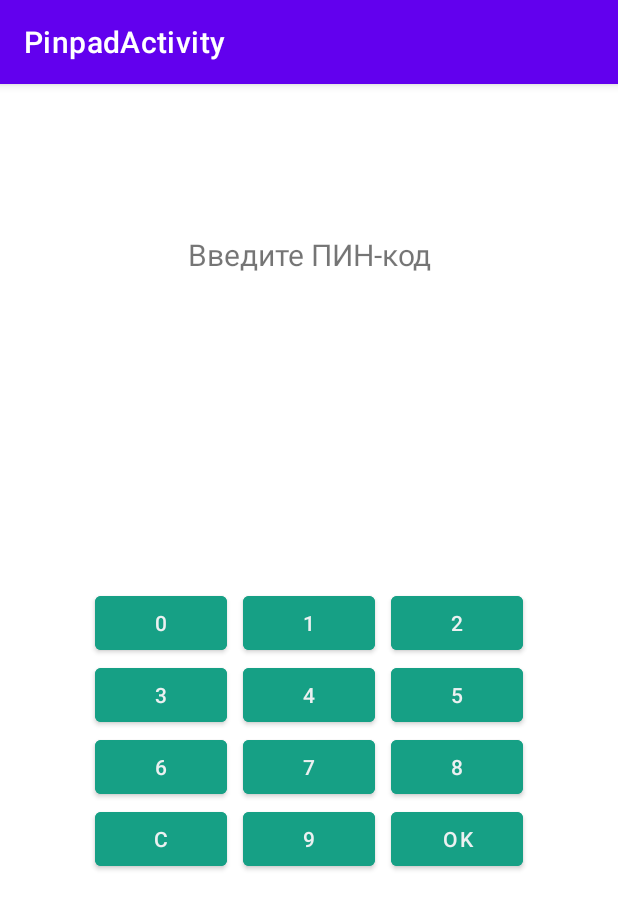
After one commit to Darkrui/RPO_Krupnova, an Android app built with Jetpack Compose: the PinpadActivity screen opened directly, with no data from a screen before it, on a phone screen of 412 x 824 dp. The commit adds this screen. Shown: the top 909 px of the screen. Run offline under Robolectric (Android 15) with nearby library versions, the phone set to English and light mode, and no system bars; 2 statements that could not run were skipped.

Commit message:
Lab_2 Final commit

```diff
--- a/Android/Lab_1/app/build.gradle
+++ b/Android/Lab_1/app/build.gradle
@@ -55,4 +55,5 @@ dependencies {
     testImplementation libs.junit
     androidTestImplementation libs.ext.junit
     androidTestImplementation libs.espresso.core
+    implementation 'commons-codec:commons-codec:1.15'
 }
--- a/Android/Lab_1/app/src/main/AndroidManifest.xml
+++ b/Android/Lab_1/app/src/main/AndroidManifest.xml
@@ -13,6 +13,11 @@
         android:theme="@style/Theme.Lab_1"
         tools:targetApi="31">
         <activity
+            android:name=".PinpadActivity"
+            android:exported="false"
+            android:label="@string/title_activity_pinpad"
+            android:theme="@style/Theme.Lab_1" />
+        <activity
             android:name=".MainActivity"
             android:exported="true">
             <intent-filter>
--- /dev/null
+++ b/Android/Lab_1/app/src/main/java/com/example/lab_1/PinpadActivity.java
@@ -0,0 +1,91 @@
+package com.example.lab_1;
+
+import android.content.Intent;
+import android.os.Bundle;
+import android.view.View;
+import android.widget.Button;
+import android.widget.TextView;
+
+import androidx.activity.EdgeToEdge;
+import androidx.appcompat.app.AppCompatActivity;
+import androidx.core.graphics.Insets;
+import androidx.core.view.ViewCompat;
+import androidx.core.view.WindowInsetsCompat;
+
+public class PinpadActivity extends AppCompatActivity {
+
+    //@Override
+    /*protected void onCreate(Bundle savedInstanceState) {
+        super.onCreate(savedInstanceState);
+        EdgeToEdge.enable(this);
+        setContentView(R.layout.activity_pinpad);
+        ViewCompat.setOnApplyWindowInsetsListener(findViewById(R.id.main), (v, insets) -> {
+            Insets systemBars = insets.getInsets(WindowInsetsCompat.Type.systemBars());
+            v.setPadding(systemBars.left, systemBars.top, systemBars.right, systemBars.bottom);
+            return insets;
+        });
+    }*/
+    TextView tvPin;
+    String pin = "";
+    final int MAX_KEYS = 10;
+
+    @Override
+    protected void onCreate(Bundle savedInstanceState) {
+        super.onCreate(savedInstanceState);
+        setContentView(R.layout.activity_pinpad);
+
+        tvPin = findViewById(R.id.txtPin);
+
+        ShuffleKeys();
+
+        /*findViewById(R.id.btnOK).setOnClickListener((View) -> {
+            finish();
+        });*/
+        findViewById(R.id.btnOK).setOnClickListener((View) -> {
+            Intent it = new Intent();
+            it.putExtra("pin", pin);
+            setResult(RESULT_OK, it);
+            finish();
+        });
+
+        findViewById(R.id.btnReset).setOnClickListener((View) -> {
+            pin = "";
+            tvPin.setText("");
+        });
+    }
+    public void keyClick(View v)
+    {
+        String key = ((TextView)v).getText().toString();
+        int sz = pin.length();
+        if (sz < 4)
+        {
+            pin += key;
+            tvPin.setText("****".substring(3 - sz));
+        }
+    }
+    protected void ShuffleKeys()
+    {
+        Button keys[] = new Button[] {
+                findViewById(R.id.btnKey0),
+                findViewById(R.id.btnKey1),
+                findViewById(R.id.btnKey2),
+                findViewById(R.id.btnKey3),
+                findViewById(R.id.btnKey4),
+                findViewById(R.id.btnKey5),
+                findViewById(R.id.btnKey6),
+                findViewById(R.id.btnKey7),
+                findViewById(R.id.btnKey8),
+                findViewById(R.id.btnKey9),
+        };
+
+        byte[] rnd = MainActivity.randomBytes(MAX_KEYS);
+        for(int i = 0; i < MAX_KEYS; i++)
+        {
+            int idx = (rnd[i] & 0xFF) % 10;
+            CharSequence txt = keys[idx].getText();
+            keys[idx].setText(keys[i].getText());
+            keys[i].setText(txt);
+        }
+    }
+
+}
--- /dev/null
+++ b/Android/Lab_1/app/src/main/res/layout/activity_pinpad.xml
@@ -0,0 +1,50 @@
+<?xml version="1.0" encoding="utf-8" ?>
+<androidx.constraintlayout.widget.ConstraintLayout xmlns:android="http://schemas.android.com/apk/res/android"
+    xmlns:app="http://schemas.android.com/apk/res-auto"
+    xmlns:tools="http://schemas.android.com/tools"
+    android:layout_width="match_parent"
+    android:layout_height="match_parent"
+    tools:context=".PinpadActivity">
+    <LinearLayout android:layout_width="match_parent"
+        android:layout_height="match_parent"
+        android:orientation="vertical">
+
+        <TextView
+            android:layout_width="match_parent"
+            android:layout_height="wrap_content"
+            android:text="Введите ПИН-код"
+            android:textAlignment="center"
+            android:textSize="20dp"
+            android:layout_marginTop="100dp"
+            />
+
+
+        <TextView
+            android:id="@+id/txtPin"
+            android:layout_width="match_parent"
+            android:layout_height="wrap_content"
+            android:text=""
+            android:textAlignment="center"
+            android:textSize="28dp" />
+
+        <GridLayout android:layout_width="wrap_content"
+            android:layout_height="wrap_content"
+            android:layout_gravity="center"
+            android:orientation="horizontal"
+            android:layout_marginTop="170dp"
+            android:columnCount="3">
+            <Button android:id="@+id/btnKey1" android:text="1" android:onClick="keyClick" style="@style/PadButton" />
+            <Button android:id="@+id/btnKey2" android:text="2" android:onClick="keyClick" style="@style/PadButton" />
+            <Button android:id="@+id/btnKey3" android:text="3" android:onClick="keyClick" style="@style/PadButton" />
+            <Button android:id="@+id/btnKey4" android:text="4" android:onClick="keyClick" style="@style/PadButton" />
+            <Button android:id="@+id/btnKey5" android:text="5" android:onClick="keyClick" style="@style/PadButton" />
+            <Button android:id="@+id/btnKey6" android:text="6" android:onClick="keyClick" style="@style/PadButton" />
+            <Button android:id="@+id/btnKey7" android:text="7" android:onClick="keyClick" style="@style/PadButton" />
+            <Button android:id="@+id/btnKey8" android:text="8" android:onClick="keyClick" style="@style/PadButton" />
+            <Button android:id="@+id/btnKey9" android:text="9" android:onClick="keyClick" style="@style/PadButton" />
+            <Button android:id="@+id/btnReset" android:text="C" android:onClick="keyClick" style="@style/PadButton" />
+            <Button android:id="@+id/btnKey0" android:text="0" android:onClick="keyClick" style="@style/PadButton" />
+            <Button android:id="@+id/btnOK" android:text="OK" android:onClick="keyClick" style="@style/PadButton" />
+        </GridLayout>
+    </LinearLayout>
+</androidx.constraintlayout.widget.ConstraintLayout>
--- a/Android/Lab_1/app/src/main/res/values/strings.xml
+++ b/Android/Lab_1/app/src/main/res/values/strings.xml
@@ -1,3 +1,4 @@
 <resources>
     <string name="app_name">Lab_1</string>
+    <string name="title_activity_pinpad">PinpadActivity</string>
 </resources>
--- a/Android/Lab_1/app/src/main/res/values/themes.xml
+++ b/Android/Lab_1/app/src/main/res/values/themes.xml
@@ -13,4 +13,10 @@
         <item name="android:statusBarColor">?attr/colorPrimaryVariant</item>
         <!-- Customize your theme here. -->
     </style>
+    <style name="PadButton">
+        <item name="android:textColor" >#ecf0f1</item>
+        <item name="android:layout_marginRight" >5dp</item>
+        <item name="android:layout_marginLeft" >5dp</item>
+        <item name="android:backgroundTint" >#16a085</item>
+    </style>
 </resources>
```
Also changed, not shown: Android/Lab_1/app/src/main/java/com/example/lab_1/MainActivity.java (+56 -2 lines), Android/Lab_1/app/src/main/java/com/example/lab_1/ui/theme/Color.kt (added, +11 -0 lines), Android/Lab_1/app/src/main/java/com/example/lab_1/ui/theme/Theme.kt (added, +57 -0 lines), Android/Lab_1/app/src/main/java/com/example/lab_1/ui/theme/Type.kt (added, +34 -0 lines), Android/Lab_1/app/src/main/res/layout/activity_main.xml (+7 -8 lines).
